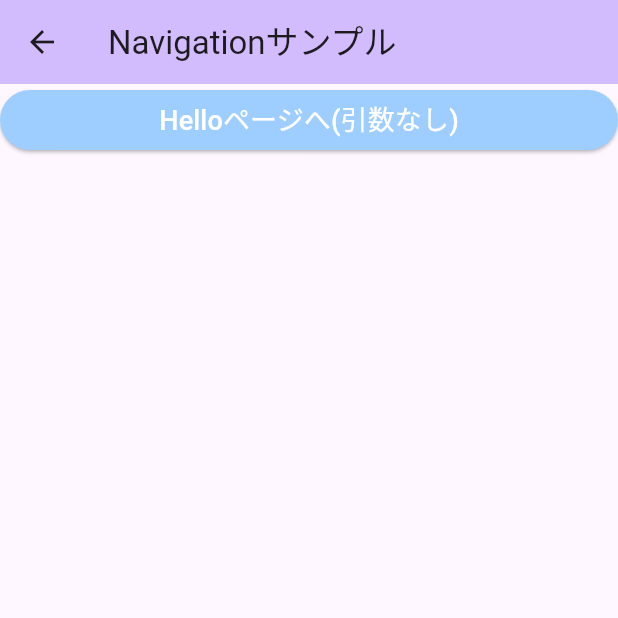
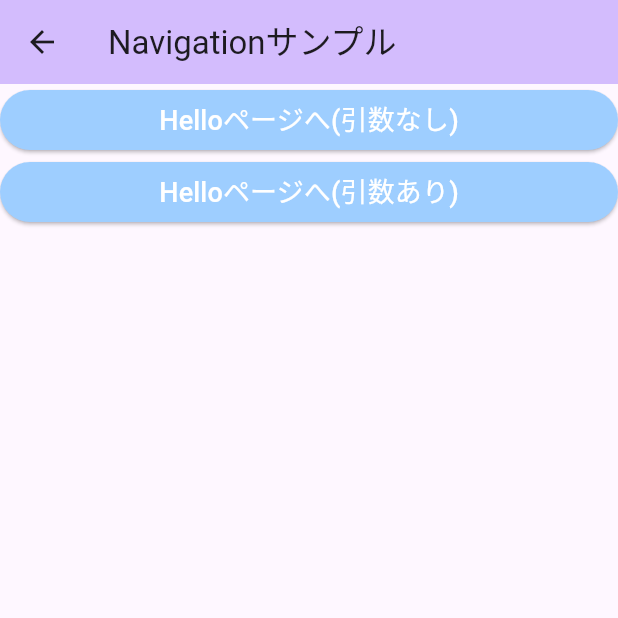
Before and after one commit to pomeeeeeeeene/flutter_school_1, a Flutter app: the NavigationSamplePage screen opened by its route, on a phone screen of 412 x 824 dp, the top half of it. Run offline on Flutter 3.47's test engine with Material 3 defaults, Android fonts, the phone set to English and light mode, and no system bars.

Commit message:
Add button with arguments

```diff
--- a/lib/navigation_sample_page.dart
+++ b/lib/navigation_sample_page.dart
@@ -39,6 +39,21 @@ class NavigationSamplePage extends StatelessWidget {
                   ),
                 ),
               ),
+              SizedBox(
+                width: double.infinity,
+                child: ElevatedButton(
+                  style: ElevatedButton.styleFrom(
+                    backgroundColor: const Color(0xFF9ECEFF),
+                  ),
+                  onPressed: () {
+                    Navigator.pushNamed(context, "/hello", arguments: "太郎");
+                  },
+                  child: const Text(
+                    'Helloページへ(引数あり)',
+                    style: TextStyle(fontSize: 18, color: Colors.white),
+                  ),
+                ),
+              ),
             ],
           ),
         ),
```
